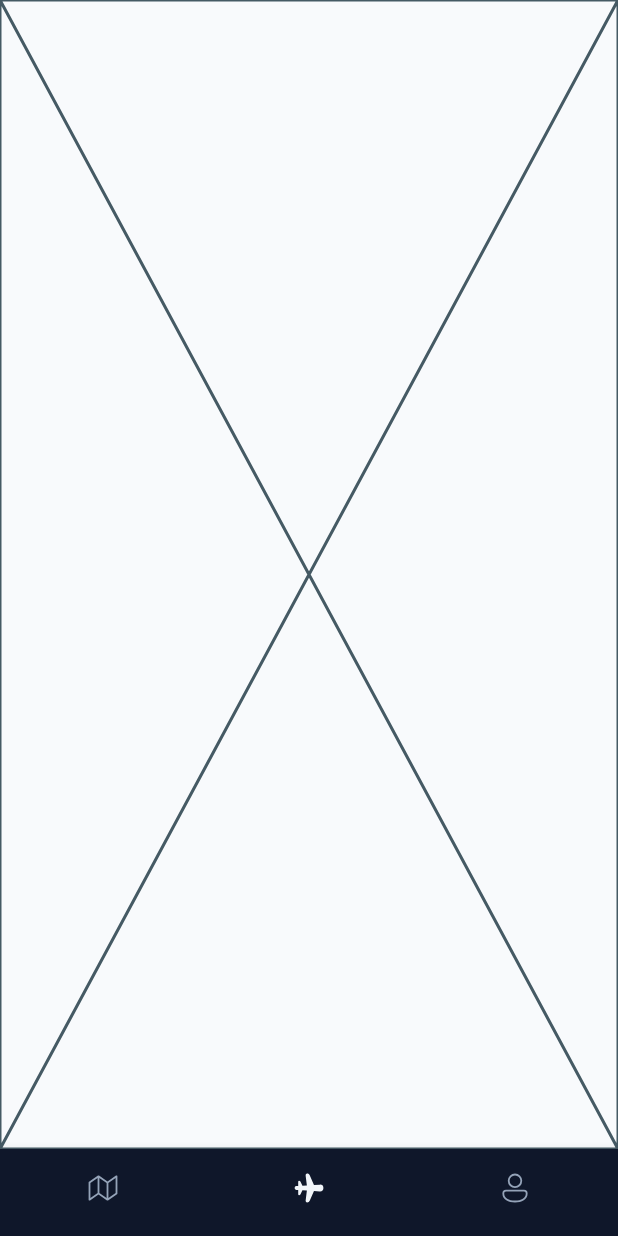
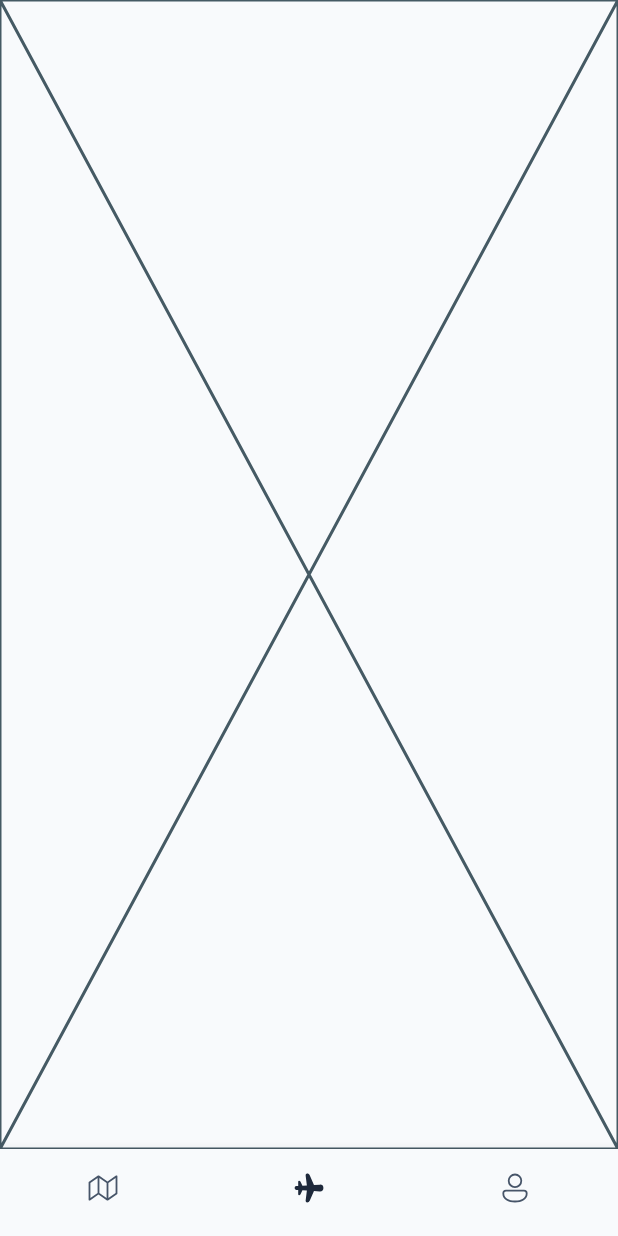
Before and after one commit to ChristianAlessandri/yourworld, a Flutter app: the screen it shows after launch, item 2 of the bottom bar chosen, on a phone screen of 412 x 824 dp. Run offline on Flutter 3.47's test engine with Material 3 defaults, Android fonts, the phone set to English and light mode, and no system bars; our stand-ins replace fluentui_system_icons, flutter_map, hive, hive_flutter, latlong2; accounts and stored records are empty; statements that could not run were skipped.

Commit message:
adjusted screens styles

```diff
--- a/lib/core/constants/app_buttons.dart
+++ b/lib/core/constants/app_buttons.dart
@@ -16,11 +16,14 @@ class AppButtons {
   }) {
     return ElevatedButton.styleFrom(
       backgroundColor: isDark ? AppColors.darkPrimary : AppColors.lightPrimary,
-      foregroundColor: AppColors.lightTextOnPrimary,
+      foregroundColor:
+          isDark ? AppColors.darkTextOnPrimary : AppColors.lightTextOnPrimary,
       padding: padding,
       shape: RoundedRectangleBorder(
         borderRadius: BorderRadius.circular(borderRadius),
       ),
+      // Aggiungo un po’ di elevazione per distinzione visiva
+      elevation: 4,
     );
   }
 
@@ -35,6 +38,7 @@ class AppButtons {
         color: isDark
             ? AppColors.darkPrimaryVariant
             : AppColors.lightPrimaryVariant,
+        width: 2,
       ),
       padding: padding,
       shape: RoundedRectangleBorder(
@@ -54,6 +58,9 @@ class AppButtons {
       shape: RoundedRectangleBorder(
         borderRadius: BorderRadius.circular(borderRadius),
       ),
+      textStyle: TextStyle(
+        fontWeight: FontWeight.bold,
+      ),
     );
   }
 }
--- a/lib/core/constants/app_dropdown.dart
+++ b/lib/core/constants/app_dropdown.dart
@@ -28,7 +28,7 @@ class AppDropdown {
   static Icon dropdownIcon(BuildContext context) {
     return Icon(
       FluentIcons.chevron_down_20_filled,
-      color: Theme.of(context).primaryColor,
+      color: Theme.of(context).colorScheme.onSurface,
     );
   }
 
--- a/lib/main.dart
+++ b/lib/main.dart
@@ -17,10 +17,17 @@ class MainApp extends StatelessWidget {
   Widget build(BuildContext context) {
     return MaterialApp(
       debugShowCheckedModeBanner: false,
-      theme: ThemeData(
-        brightness: Brightness.light,
-        colorScheme: ColorScheme(
-          brightness: Brightness.light,
+      theme: _buildLightTheme(),
+      darkTheme: _buildDarkTheme(),
+      themeMode: ThemeMode.system,
+      home: const HomeScreen(),
+    );
+  }
+
+  ThemeData _buildLightTheme() {
+    final base = ThemeData.light();
+    return base.copyWith(
+      colorScheme: base.colorScheme.copyWith(
         primary: AppColors.lightPrimary,
         onPrimary: AppColors.lightTextOnPrimary,
         secondary: AppColors.lightSecondary,
@@ -29,19 +36,30 @@ class MainApp extends StatelessWidget {
         onSurface: AppColors.lightTextPrimary,
         error: AppColors.error,
         onError: Colors.white,
+        brightness: Brightness.light,
       ),
       scaffoldBackgroundColor: AppColors.lightBackground,
       cardColor: AppColors.lightCard,
       dividerColor: AppColors.lightDivider,
-        textTheme: TextTheme(
-          bodyLarge: TextStyle(color: AppColors.lightTextPrimary),
-          bodyMedium: TextStyle(color: AppColors.lightTextPrimary),
+      textTheme: _textThemeBuilder(Brightness.light),
+      appBarTheme: AppBarTheme(
+        backgroundColor: AppColors.lightPrimary,
+        foregroundColor: AppColors.lightTextOnPrimary,
+      ),
+      elevatedButtonTheme: ElevatedButtonThemeData(
+        style: ElevatedButton.styleFrom(
+          backgroundColor: AppColors.lightPrimary,
+          foregroundColor: AppColors.lightTextOnPrimary,
+          textStyle: const TextStyle(fontWeight: FontWeight.bold, fontSize: 16),
         ),
       ),
-      darkTheme: ThemeData(
-        brightness: Brightness.dark,
-        colorScheme: ColorScheme(
-          brightness: Brightness.dark,
+    );
+  }
+
+  ThemeData _buildDarkTheme() {
+    final base = ThemeData.dark();
+    return base.copyWith(
+      colorScheme: base.colorScheme.copyWith(
         primary: AppColors.darkPrimary,
         onPrimary: AppColors.darkTextOnPrimary,
         secondary: AppColors.darkSecondary,
@@ -50,17 +68,70 @@ class MainApp extends StatelessWidget {
         onSurface: AppColors.darkTextPrimary,
         error: AppColors.error,
         onError: Colors.black,
+        brightness: Brightness.dark,
       ),
       scaffoldBackgroundColor: AppColors.darkBackground,
       cardColor: AppColors.darkCard,
       dividerColor: AppColors.darkDivider,
-        textTheme: TextTheme(
-          bodyLarge: TextStyle(color: AppColors.darkTextPrimary),
-          bodyMedium: TextStyle(color: AppColors.darkTextPrimary),
+      textTheme: _textThemeBuilder(Brightness.dark),
+      appBarTheme: AppBarTheme(
+        backgroundColor: AppColors.darkPrimary,
+        foregroundColor: AppColors.darkTextOnPrimary,
+      ),
+      elevatedButtonTheme: ElevatedButtonThemeData(
+        style: ElevatedButton.styleFrom(
+          backgroundColor: AppColors.darkPrimary,
+          foregroundColor: AppColors.darkTextOnPrimary,
+          textStyle: const TextStyle(fontWeight: FontWeight.bold, fontSize: 16),
         ),
       ),
-      themeMode: ThemeMode.system,
-      home: HomeScreen(),
+    );
+  }
+
+  TextTheme _textThemeBuilder(Brightness brightness) {
+    return TextTheme(
+      headlineLarge: TextStyle(
+        fontSize: 32,
+        fontWeight: FontWeight.bold,
+        color: brightness == Brightness.dark
+            ? AppColors.darkTextPrimary
+            : AppColors.lightTextPrimary,
+      ),
+      headlineMedium: TextStyle(
+        fontSize: 24,
+        fontWeight: FontWeight.w600,
+        color: brightness == Brightness.dark
+            ? AppColors.darkTextPrimary
+            : AppColors.lightTextPrimary,
+      ),
+      titleMedium: TextStyle(
+        fontSize: 18,
+        fontWeight: FontWeight.w500,
+        color: brightness == Brightness.dark
+            ? AppColors.darkTextPrimary
+            : AppColors.lightTextSecondary,
+      ),
+      bodyLarge: TextStyle(
+        fontSize: 16,
+        fontWeight: FontWeight.normal,
+        color: brightness == Brightness.dark
+            ? AppColors.darkTextPrimary
+            : AppColors.lightTextPrimary,
+      ),
+      bodyMedium: TextStyle(
+        fontSize: 14,
+        fontWeight: FontWeight.normal,
+        color: brightness == Brightness.dark
+            ? AppColors.darkTextPrimary
+            : AppColors.lightTextSecondary,
+      ),
+      labelLarge: TextStyle(
+        fontSize: 16,
+        fontWeight: FontWeight.bold,
+        color: brightness == Brightness.dark
+            ? AppColors.darkTextPrimary
+            : AppColors.lightTextOnPrimary,
+      ),
     );
   }
 }
--- a/lib/presentation/screens/home_screen.dart
+++ b/lib/presentation/screens/home_screen.dart
@@ -36,9 +36,15 @@ class _HomeScreenState extends State<HomeScreen> {
         showSelectedLabels: false,
         showUnselectedLabels: false,
         type: BottomNavigationBarType.fixed,
-        selectedItemColor: AppColors.darkTextPrimary,
-        unselectedItemColor: AppColors.darkTextSecondary,
-        backgroundColor: AppColors.darkBackground,
+        selectedItemColor: Theme.of(context).brightness == Brightness.dark
+            ? AppColors.darkTextPrimary
+            : AppColors.lightTextPrimary,
+        unselectedItemColor: Theme.of(context).brightness == Brightness.dark
+            ? AppColors.darkTextSecondary
+            : AppColors.lightTextSecondary,
+        backgroundColor: Theme.of(context).brightness == Brightness.dark
+            ? AppColors.darkBackground
+            : AppColors.lightBackground,
         items: <BottomNavigationBarItem>[
           BottomNavigationBarItem(
             icon: _selectedIndex == 0
--- a/lib/presentation/screens/map_screen.dart
+++ b/lib/presentation/screens/map_screen.dart
@@ -264,11 +264,15 @@ class _MapScreenState extends State<MapScreen> {
         shape: RoundedRectangleBorder(
           borderRadius: BorderRadius.circular(100.0),
         ),
-        backgroundColor: AppColors.darkBackground,
+        backgroundColor: Theme.of(context).brightness == Brightness.dark
+            ? AppColors.darkBackground
+            : AppColors.lightBackground,
         onPressed: isLoaded ? _showCountrySelector : null,
-        child: const Icon(
+        child: Icon(
           FluentIcons.add_20_filled,
-          color: AppColors.darkTextPrimary,
+          color: Theme.of(context).brightness == Brightness.dark
+              ? AppColors.darkTextPrimary
+              : AppColors.lightTextPrimary,
         ),
       ),
     );
```
Lines whose indentation alone changed are shown as unchanged.
